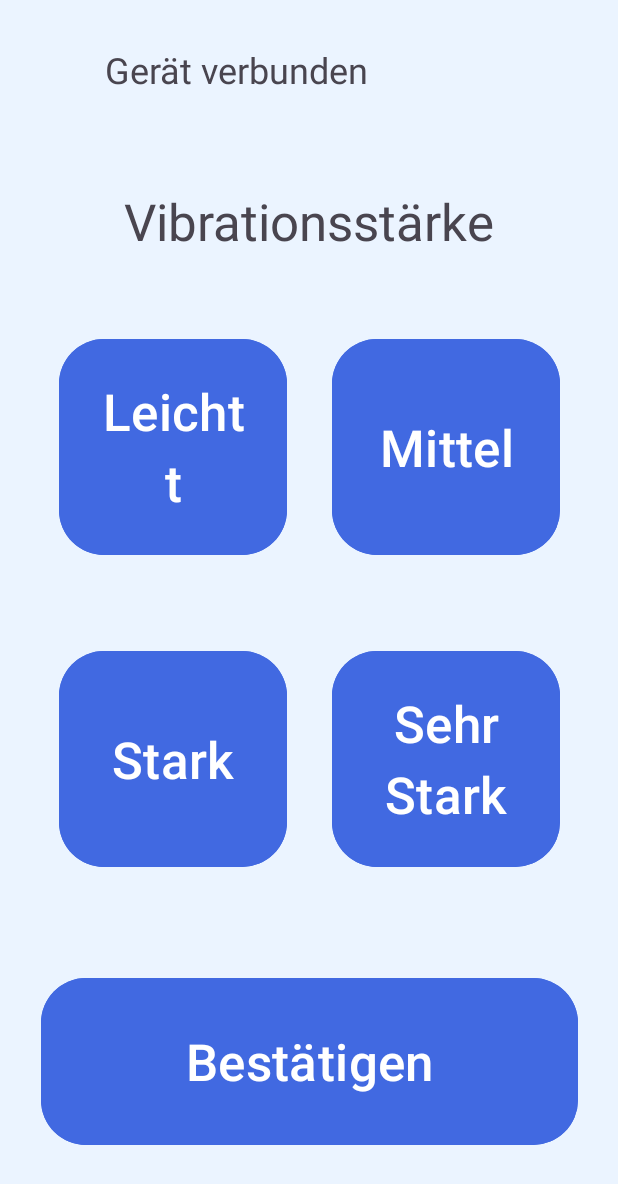
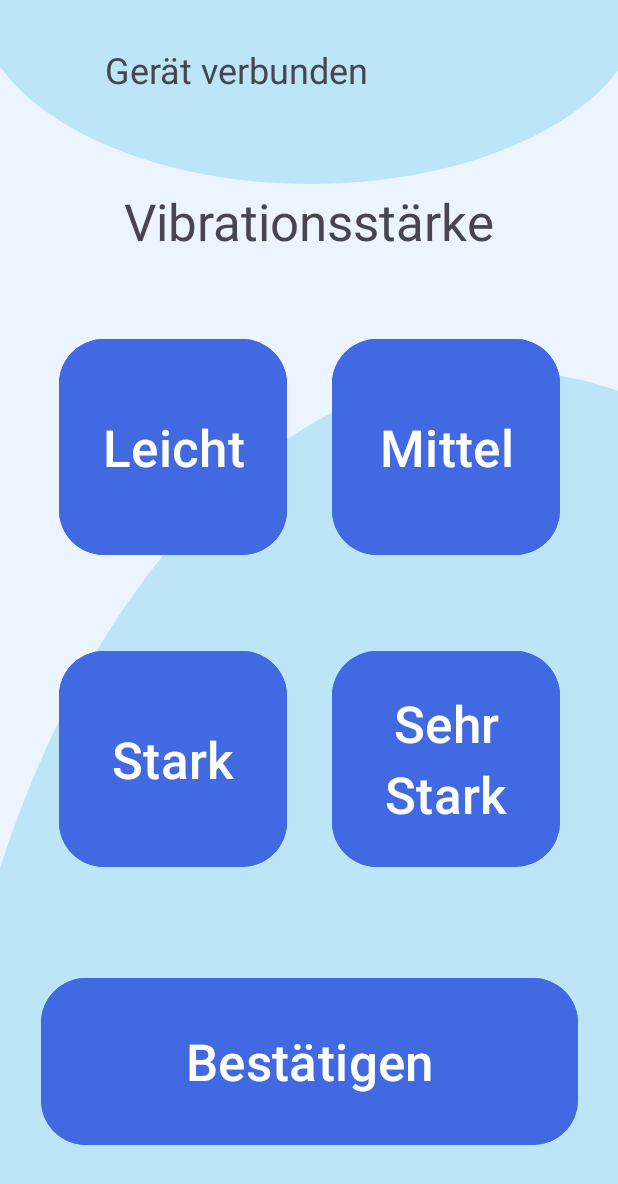
Before and after one commit to Swordpro3001/SSAB_Applikation, an Android app: the screen it shows after launch (MainActivity), on a phone screen of 412 x 824 dp. Shown: the top 1184 px of the screen. Run offline under Robolectric (Android 15) with nearby library versions, the phone set to English and light mode, and no system bars; Roboto replaces fonts that are not available here; 4 statements that could not run were skipped.

Commit message:
Layout Hintergrund richtig gestellt

```diff
--- a/app/src/main/res/layout/activity_main.xml
+++ b/app/src/main/res/layout/activity_main.xml
@@ -8,13 +8,26 @@
     android:background="@drawable/unsereshapes"
     tools:context=".MainActivity">
 
+    <ImageView
+        android:id="@+id/imageView6"
+        android:layout_width="762dp"
+        android:layout_height="1290dp"
+        android:layout_marginTop="39dp"
+        app:layout_constraintBottom_toBottomOf="parent"
+        app:layout_constraintEnd_toEndOf="parent"
+        app:layout_constraintHorizontal_bias="0.14"
+        app:layout_constraintStart_toStartOf="parent"
+        app:layout_constraintTop_toBottomOf="@+id/buttonLeicht"
+        app:layout_constraintVertical_bias="0.19"
+        app:srcCompat="@drawable/custom_oval_shape" />
+
     <Button
         android:id="@+id/buttonLeicht"
         android:layout_width="152dp"
         android:layout_height="152dp"
         android:backgroundTint="#4169E1"
         android:lineSpacingExtra="8sp"
-        android:text="Leichtt"
+        android:text="Leicht"
         android:textSize="34sp"
         app:cornerRadius="30dip"
         app:layout_constraintBottom_toBottomOf="parent"
@@ -23,6 +36,17 @@
         app:layout_constraintStart_toStartOf="parent"
         app:layout_constraintTop_toTopOf="parent"
         app:layout_constraintVertical_bias="0.32999998" />
+    <ImageView
+        android:id="@+id/imageView5"
+        android:layout_width="446dp"
+        android:layout_height="249dp"
+        android:layout_marginBottom="10dp"
+        app:layout_constraintBottom_toTopOf="@+id/VibrationsstärkeText"
+        app:layout_constraintEnd_toEndOf="parent"
+        app:layout_constraintStart_toStartOf="parent"
+        app:layout_constraintTop_toTopOf="parent"
+        app:layout_constraintVertical_bias="0.95"
+        app:srcCompat="@drawable/custom_oval_shape" />
 
     <Button
         android:id="@+id/buttonBestätigen"
@@ -111,4 +135,5 @@
         app:layout_constraintVertical_bias="0.16000003" />
 
 
+
 </androidx.constraintlayout.widget.ConstraintLayout>
```
